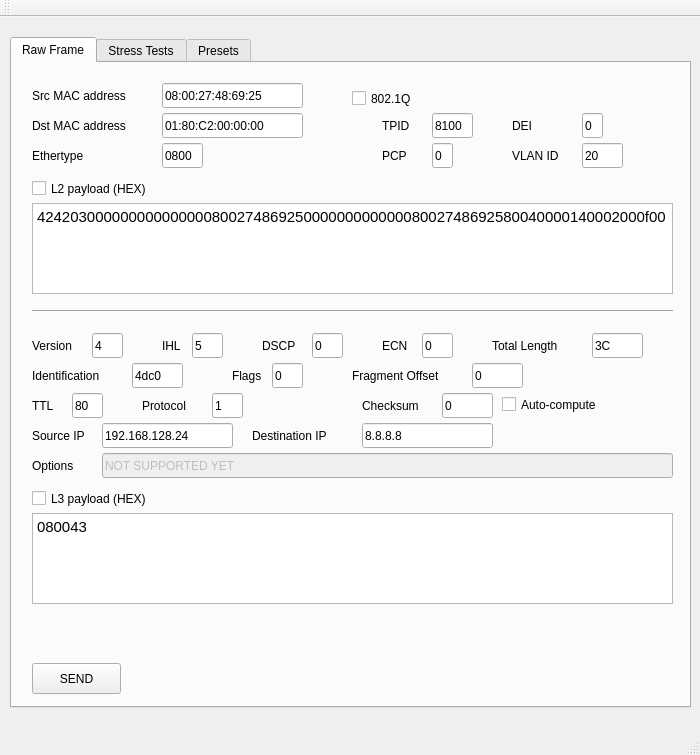
Before: the Qt Designer form mainwindow.ui in DPinato/Emulient, drawn with Qt 5.
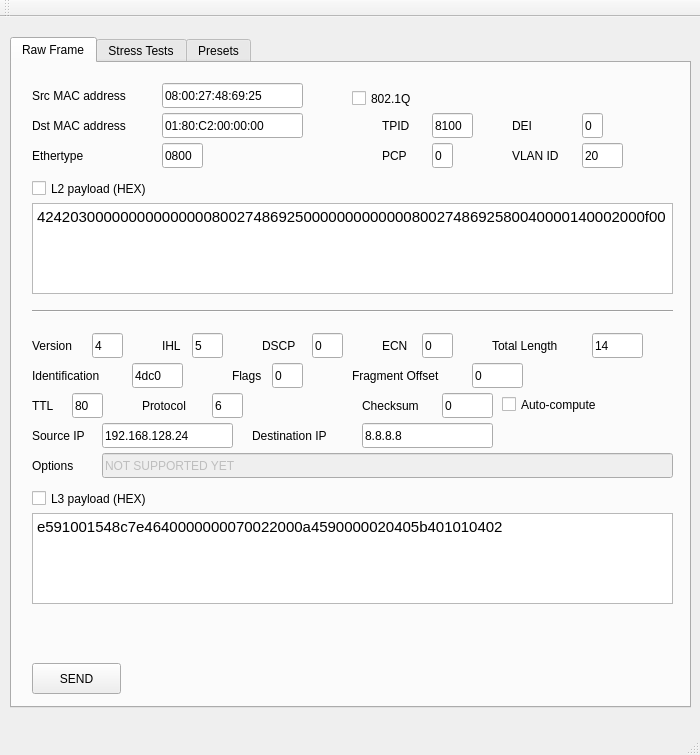
After: the same form once the commit is applied.

Patch:
```diff
--- a/mainwindow.ui
+++ b/mainwindow.ui
@@ -345,7 +345,7 @@
        </rect>
       </property>
       <property name="text">
-       <string>3C</string>
+       <string>14</string>
       </property>
       <property name="maxLength">
        <number>4</number>
@@ -505,7 +505,7 @@
        </rect>
       </property>
       <property name="text">
-       <string>1</string>
+       <string>6</string>
       </property>
       <property name="maxLength">
        <number>2</number>
@@ -701,7 +701,7 @@
 &lt;html&gt;&lt;head&gt;&lt;meta name=&quot;qrichtext&quot; content=&quot;1&quot; /&gt;&lt;style type=&quot;text/css&quot;&gt;
 p, li { white-space: pre-wrap; }
 &lt;/style&gt;&lt;/head&gt;&lt;body style=&quot; font-family:'Ubuntu'; font-size:11pt; font-weight:400; font-style:normal;&quot;&gt;
-&lt;p style=&quot; margin-top:0px; margin-bottom:0px; margin-left:0px; margin-right:0px; -qt-block-indent:0; text-indent:0px;&quot;&gt;080043&lt;/p&gt;&lt;/body&gt;&lt;/html&gt;</string>
+&lt;p style=&quot; margin-top:0px; margin-bottom:0px; margin-left:0px; margin-right:0px; -qt-block-indent:0; text-indent:0px;&quot;&gt;e591001548c7e4640000000070022000a4590000020405b401010402&lt;/p&gt;&lt;/body&gt;&lt;/html&gt;</string>
       </property>
       <property name="acceptRichText">
        <bool>true</bool>
```
